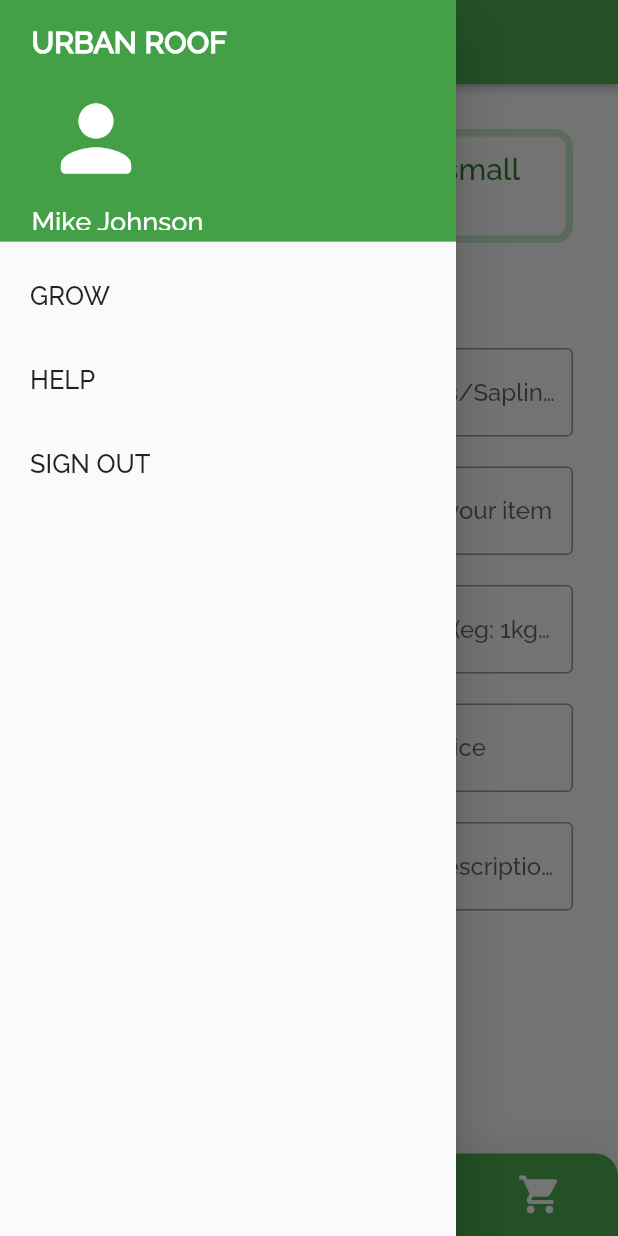
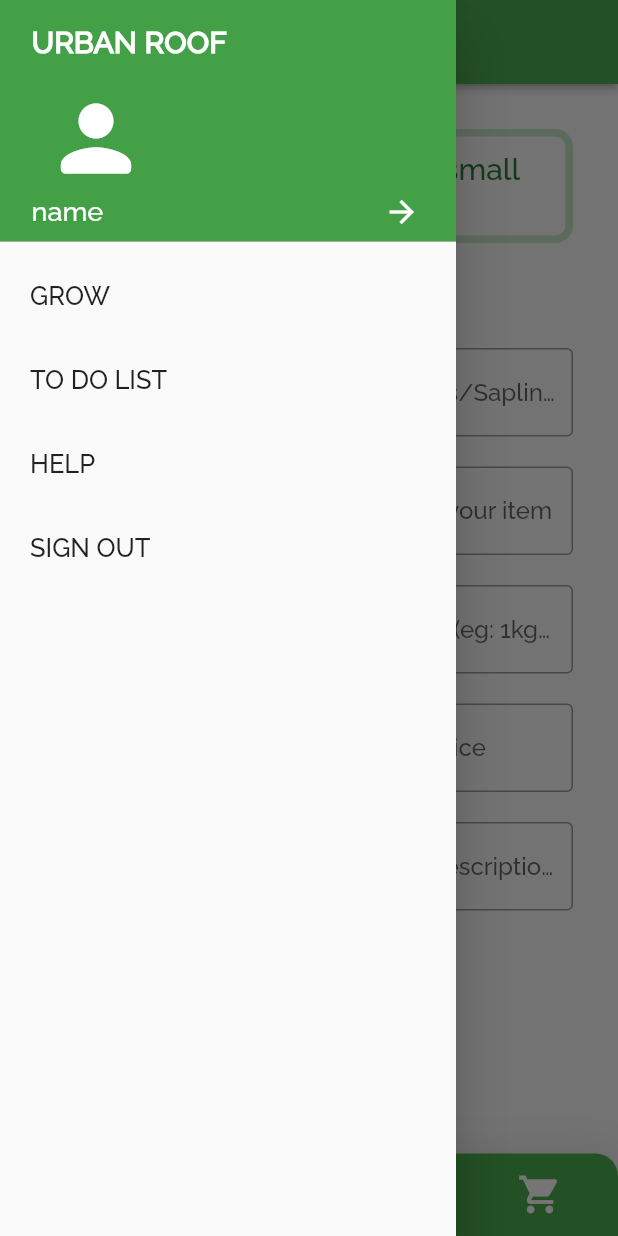
Before and after one commit to aksharabruno/Urban-Roof, a Flutter app: the AddItemsToSell screen opened by its route, with the side drawer open, on a phone screen of 412 x 824 dp. Run offline on Flutter 3.47's test engine with Material 2 defaults, Android fonts, the phone set to English and light mode, and no system bars; statements that could not run were skipped.

Commit message:
Update common_widgets.dart

```diff
--- a/lib/app/common/common_widgets.dart
+++ b/lib/app/common/common_widgets.dart
@@ -1,6 +1,6 @@
 import 'package:flutter/cupertino.dart';
 import 'package:flutter/material.dart';
-
+//import 'package:urban_roof/app/pages/home.dart';
 Widget builddrawerelement(BuildContext context){
     return Drawer(
       child: ListView(
@@ -24,12 +24,22 @@ Widget builddrawerelement(BuildContext context){
                   },
                   alignment: Alignment(-1.0, 0),
                 ),
-                SizedBox(height: 40.0),
-                Text(
-                  'Mike Johnson                                        >',
-                  style: TextStyle(color: Colors.white, fontSize: 18.0),
-                  textAlign: TextAlign.left,
-                ),
+                SizedBox(height: 20.0),
+                Row(
+                  children: [
+                    Text(
+                      'name',
+                      //'$name',
+                      style: TextStyle(color: Colors.white, fontSize: 18.0),
+                      textAlign: TextAlign.left,
+                    ),
+                    SizedBox(width:175.0),
+                    IconButton(
+                      icon: Icon(Icons.arrow_forward_sharp, color: Colors.white),
+                      onPressed: () {Navigator.pushReplacementNamed(context, '/profile');})
+                  ]
+                )
+
               ],
             ),
             decoration: BoxDecoration(color: Colors.green[600])
@@ -39,6 +49,13 @@ Widget builddrawerelement(BuildContext context){
             title: Text('GROW', style: TextStyle(fontSize: 17.0)),
             onTap: () {
               Navigator.pushReplacementNamed(context, '/grow');
+            },
+          ),
+          ListTile(
+            contentPadding: const EdgeInsets.only(left: 20.0),
+            title: Text('TO DO LIST', style: TextStyle(fontSize: 17.0)),
+            onTap: () {
+              Navigator.pushReplacementNamed(context, '/todo');
             },
           ),
           ListTile(
@@ -55,37 +72,6 @@ Widget builddrawerelement(BuildContext context){
               Navigator.pushReplacementNamed(context, '/');
             },
           ),
-          /*ListTile(
-            contentPadding: const EdgeInsets.only(left: 20.0),
-            title: Text('HOME', style: TextStyle(fontSize: 17.0)),
-            onTap: () {
-              Navigator.pushReplacementNamed(context, '/home');
-            },
-          ),
-          ListTile(
-            contentPadding: const EdgeInsets.only(left: 20.0),
-            title: Text('GROW', style: TextStyle(fontSize: 17.0)),
-            onTap: () {},
-          ),
-          ListTile(
-            contentPadding: const EdgeInsets.only(left: 20.0),
-            title: Text('BUY', style: TextStyle(fontSize: 17.0)),
-            onTap: () {
-              Navigator.pushReplacementNamed(context, '/maincategory');
-            },
-          ),
-          ListTile(
-            contentPadding: const EdgeInsets.only(left: 20.0),
-            title: Text('SELL', style: TextStyle(fontSize: 17.0)),
-            onTap: () {
-              Navigator.pushReplacementNamed(context, '/additemstosell');
-            },
-          ),
-          ListTile(
-            contentPadding: const EdgeInsets.only(left: 20.0),
-            title: Text('NOTIFICATION', style: TextStyle(fontSize: 17.0)),
-            onTap: () {},
-          ),*/
         ]
       )
     );
@@ -113,8 +99,6 @@ Widget buildContainerBottomNav(IconData icon, String route, BuildContext context
           color: isSelected ? Colors.green[800] : Colors.white, size: 30,
           ), onPressed: () {Navigator.pushReplacementNamed(context, '/$route');}
         ),
-
-
         );
 
 }
```
